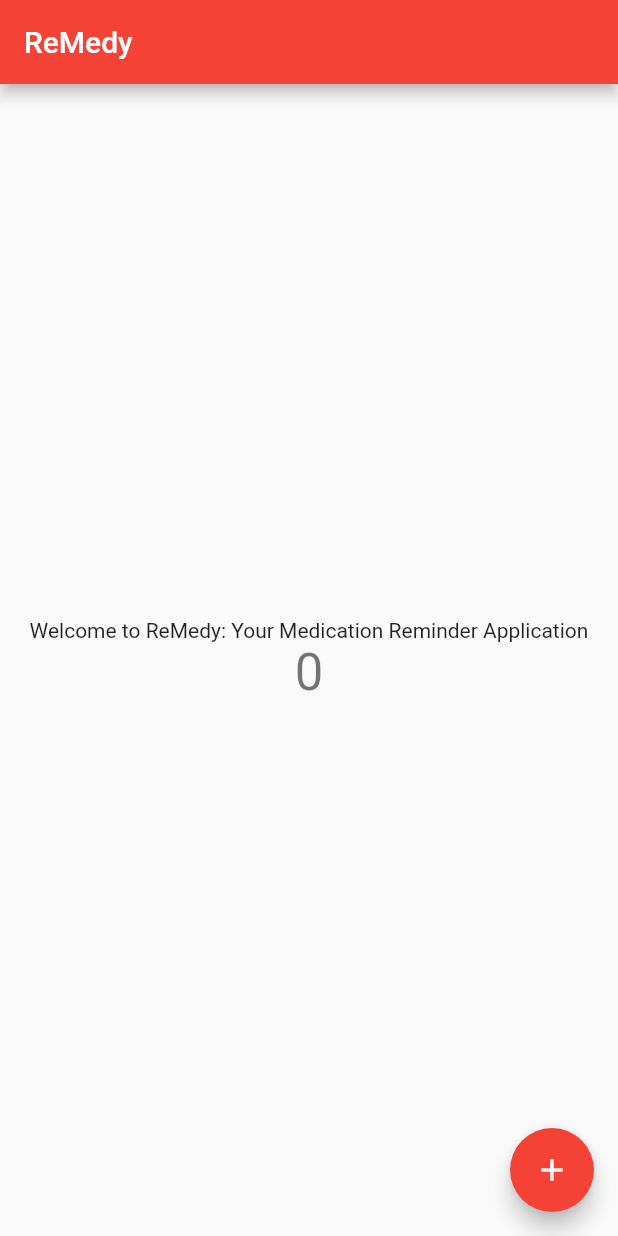
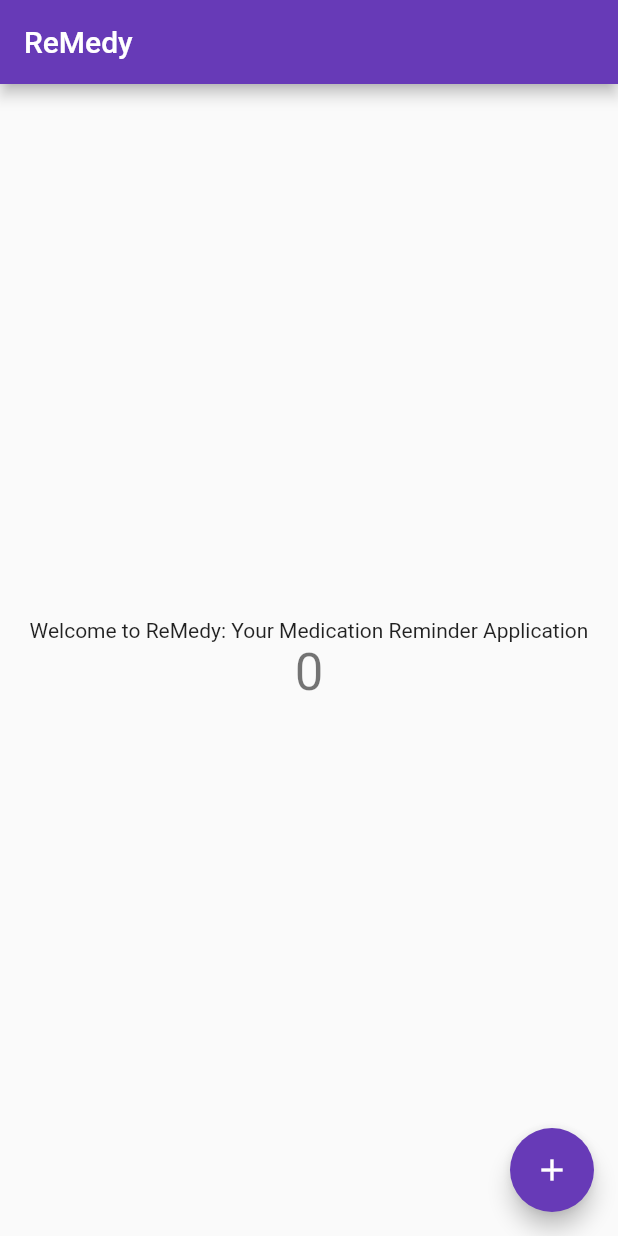
Before and after one commit to mejiamadeline/ReMedy, a Flutter app: the screen it shows after launch, on a phone screen of 412 x 824 dp. Run offline on Flutter 3.47's test engine with Material 2 defaults, Android fonts, the light colour scheme and no system bars.

Commit message:
changed top color to purple and added name of the app on top along with a welcome message

```diff
--- a/lib/main.dart
+++ b/lib/main.dart
@@ -20,7 +20,7 @@ class MyApp extends StatelessWidget {
         // or simply save your changes to "hot reload" in a Flutter IDE).
         // Notice that the counter didn't reset back to zero; the application
         // is not restarted.
-        primarySwatch: Colors.red,
+        primarySwatch: Colors.deepPurple,
       ),
       home: MyHomePage(title: 'ReMedy'),
     );
```
